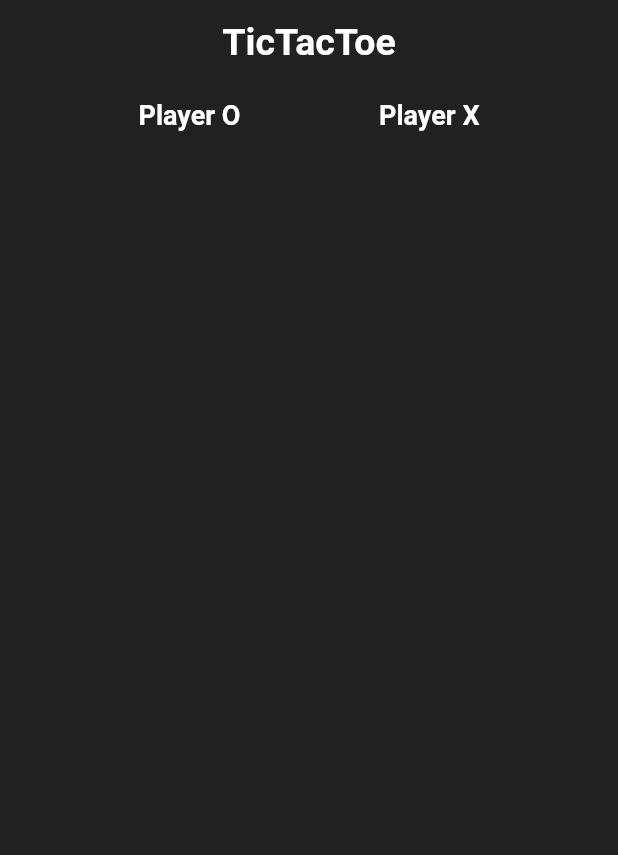
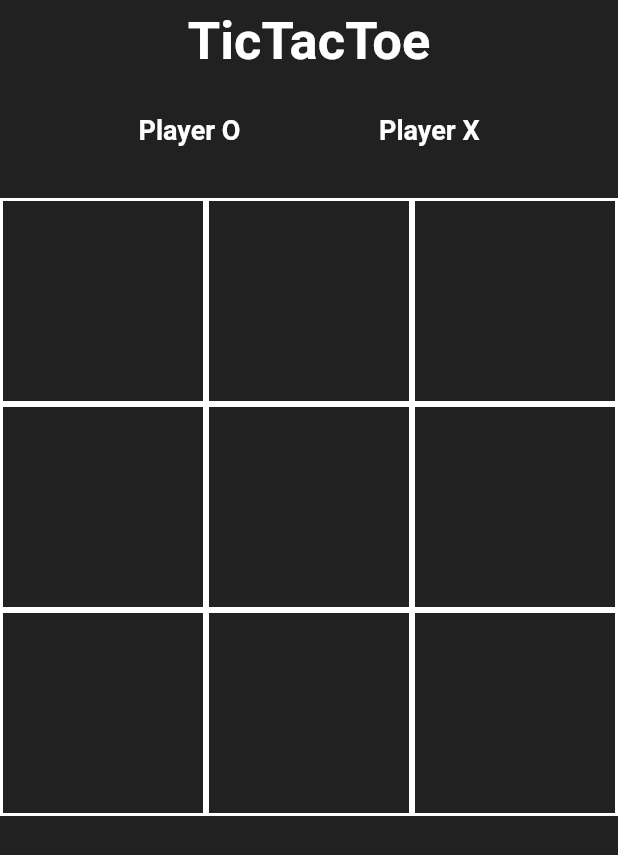
Before and after one commit to Milad-heydarloo/tic_tac_toe_game, a Flutter app: the screen it shows after launch, on a phone screen of 412 x 824 dp. Shown: the top 855 px of the screen. Run offline on Flutter 3.47's test engine with Material 2 defaults, Android fonts, the phone set to English and light mode, and no system bars.

Commit message:
GridView.builder Instagrami

```diff
--- a/lib/home_screen.dart
+++ b/lib/home_screen.dart
@@ -8,16 +8,20 @@ class home_app extends StatelessWidget {
     return MaterialApp(
       home: Scaffold(
         backgroundColor: Colors.grey[900],
-        body: SafeArea(
-          child: Column(
+        body:
+           Column(
             children: [
               SizedBox(
-                height: 10,
+                height: 20,
               ),
               _getRow(),
+              SizedBox(
+                height: 35,
+              ),
+              _get_border(),
             ],
           ),
-        ),
+
         appBar: AppBar(
           backgroundColor: Colors.grey[900],
           elevation: 0,
@@ -25,9 +29,34 @@ class home_app extends StatelessWidget {
           title: Text(
             'TicTacToe',
             style: TextStyle(
-                fontSize: 25, color: Colors.white, fontWeight: FontWeight.bold),
+                fontSize: 35, color: Colors.white, fontWeight: FontWeight.bold),
           ),
         ),
+      ),
+    );
+  }
+
+  Widget _get_border() {
+    //ba Expanded estefadeh shavad GridView.builder
+    return Expanded(
+      child: GridView.builder(
+        //migeh to har radif chanta bechinam barat => 3ta
+        gridDelegate:
+            SliverGridDelegateWithFixedCrossAxisCount(crossAxisCount: 3),
+        //migeh kolan chanta khoneh mikhai
+        itemCount: 9,
+        // itemBuilder item haye maro misazeh
+        // va to parametr index be itemi ke click shodeh eshareh dareh
+        itemBuilder: (BuildContext context, int index) {
+          return Container(
+            height: 100,
+            width: 100,
+            decoration: BoxDecoration(
+
+              border: Border.all(color: Colors.white,width: 2),
+            ),
+          );
+        },
       ),
     );
   }
```
